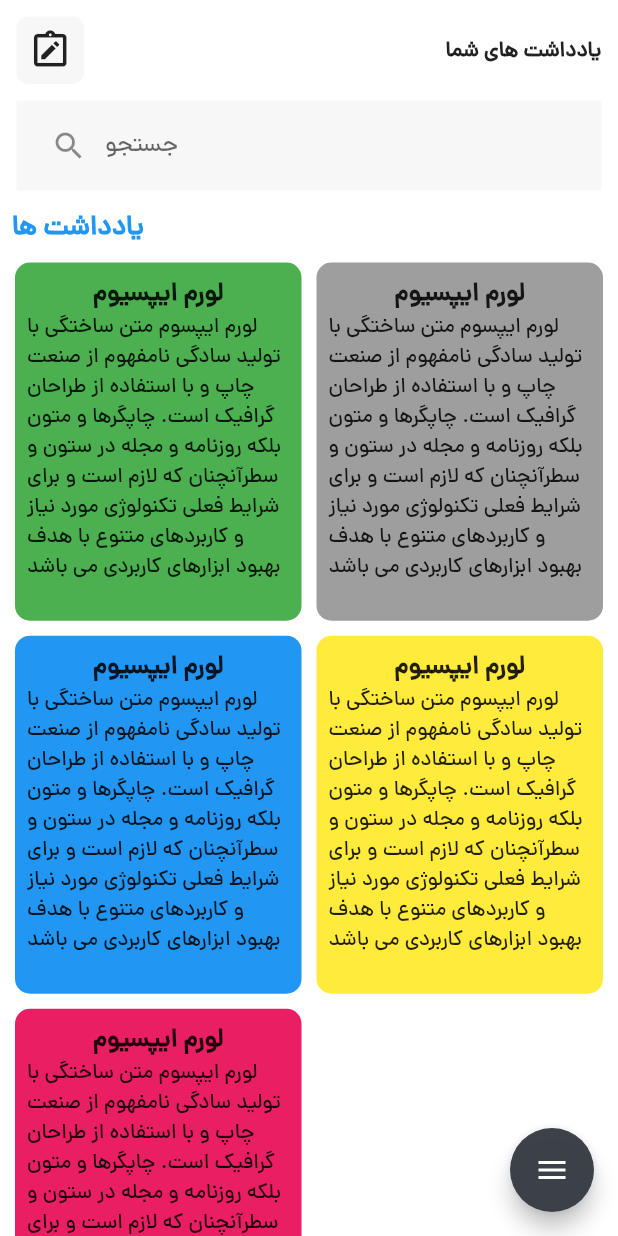
After one commit to YazdanMne/project-ID-Melk, a Flutter app: the HomeScreen screen opened directly, on a phone screen of 412 x 824 dp. The commit adds this screen. Run offline on Flutter 3.47's test engine with Material 2 defaults, Android fonts, the light colour scheme and no system bars; drawn by our look-alikes of flutter_speed_dial; our stand-ins replace flutter_otp_text_field, flutter_rating_stars, flutter_spinkit, fluttertoast, get, group_button and 4 more; missing offline and left inert: currency_textfield, dart:ffi, msh_checkbox, superellipse_shape; project files that could hold a hidden picture were left out.

Commit message:
new update Added NotePad

```diff
--- /dev/null
+++ b/lib/model/list_model.dart
@@ -0,0 +1,46 @@
+import 'package:flutter/material.dart';
+import 'package:flutter/material.dart';
+import 'package:flutter/material.dart';
+
+class Product {
+  final String title, desc;
+  final Color color;
+  Product({
+    required this.title,
+    required this.desc,
+    required this.color,
+  });
+}
+
+List<Product> Products = [
+  Product(
+    title: 'لورم ایپسیوم',
+    desc:
+        'لورم ایپسوم متن ساختگی با تولید سادگی نامفهوم از صنعت چاپ و با استفاده از طراحان گرافیک است. چاپگرها و متون بلکه روزنامه و مجله در ستون و سطرآنچنان که لازم است و برای شرایط فعلی تکنولوژی مورد نیاز و کاربردهای متنوع با هدف بهبود ابزارهای کاربردی می باشد',
+    color: Colors.green,
+  ),
+  Product(
+    title: 'لورم ایپسیوم',
+    desc:
+        'لورم ایپسوم متن ساختگی با تولید سادگی نامفهوم از صنعت چاپ و با استفاده از طراحان گرافیک است. چاپگرها و متون بلکه روزنامه و مجله در ستون و سطرآنچنان که لازم است و برای شرایط فعلی تکنولوژی مورد نیاز و کاربردهای متنوع با هدف بهبود ابزارهای کاربردی می باشد',
+    color: Colors.grey,
+  ),
+  Product(
+    title: 'لورم ایپسیوم',
+    desc:
+        'لورم ایپسوم متن ساختگی با تولید سادگی نامفهوم از صنعت چاپ و با استفاده از طراحان گرافیک است. چاپگرها و متون بلکه روزنامه و مجله در ستون و سطرآنچنان که لازم است و برای شرایط فعلی تکنولوژی مورد نیاز و کاربردهای متنوع با هدف بهبود ابزارهای کاربردی می باشد',
+    color: Colors.blue,
+  ),
+  Product(
+    title: 'لورم ایپسیوم',
+    desc:
+        'لورم ایپسوم متن ساختگی با تولید سادگی نامفهوم از صنعت چاپ و با استفاده از طراحان گرافیک است. چاپگرها و متون بلکه روزنامه و مجله در ستون و سطرآنچنان که لازم است و برای شرایط فعلی تکنولوژی مورد نیاز و کاربردهای متنوع با هدف بهبود ابزارهای کاربردی می باشد',
+    color: Colors.yellow,
+  ),
+  Product(
+    title: 'لورم ایپسیوم',
+    desc:
+        'لورم ایپسوم متن ساختگی با تولید سادگی نامفهوم از صنعت چاپ و با استفاده از طراحان گرافیک است. چاپگرها و متون بلکه روزنامه و مجله در ستون و سطرآنچنان که لازم است و برای شرایط فعلی تکنولوژی مورد نیاز و کاربردهای متنوع با هدف بهبود ابزارهای کاربردی می باشد',
+    color: Colors.pink,
+  ),
+];
--- /dev/null
+++ b/lib/views/components/custom_appbar.dart
@@ -0,0 +1,35 @@
+import 'package:flutter/material.dart';
+
+class CustomAppBar extends StatelessWidget {
+  const CustomAppBar({
+    Key? key,
+  }) : super(key: key);
+
+  @override
+  Widget build(BuildContext context) {
+    return Padding(
+      padding: const EdgeInsets.symmetric(vertical: 11.0, horizontal: 11.0),
+      child: Row(
+        mainAxisAlignment: MainAxisAlignment.spaceBetween,
+        children: [
+          Container(
+            width: 45,
+            height: 45,
+            decoration: BoxDecoration(
+              color: Color(0xffF7F7F7),
+              borderRadius: BorderRadius.circular(8.0),
+            ),
+            child: Icon(
+              Icons.note_alt_outlined,
+              size: 29,
+            ),
+          ),
+          Text(
+            'یادداشت های شما',
+            style: TextStyle(fontFamily: 'dana', fontWeight: FontWeight.bold),
+          ),
+        ],
+      ),
+    );
+  }
+}
--- /dev/null
+++ b/lib/views/components/list_button.dart
@@ -0,0 +1,34 @@
+import 'package:flutter/material.dart';
+
+class LitsButton extends StatelessWidget {
+  LitsButton({
+    Key? key,
+    this.isActive = false,
+    required this.title,
+    required this.press,
+    required String,
+    required style,
+  }) : super(key: key);
+  final String title;
+  final VoidCallback press;
+  bool isActive;
+
+  @override
+  Widget build(BuildContext context) {
+    return Row(
+      children: [
+        TextButton(
+          onPressed: press,
+          child: Text(
+            title,
+            style: TextStyle(
+                fontFamily: 'dana',
+                fontSize: 18,
+                fontWeight:
+                    isActive == true ? FontWeight.bold : FontWeight.normal),
+          ),
+        ),
+      ],
+    );
+  }
+}
--- /dev/null
+++ b/lib/views/components/list_card.dart
@@ -0,0 +1,44 @@
+import 'package:flutter/material.dart';
+import 'package:id_melk_project/model/list_model.dart';
+
+class ListCard extends StatelessWidget {
+  const ListCard({
+    Key? key,
+    required this.product,
+    required this.press,
+  }) : super(key: key);
+
+  final Product product;
+  final VoidCallback press;
+
+  @override
+  Widget build(BuildContext context) {
+    return InkWell(
+      onTap: press,
+      child: Container(
+          padding: const EdgeInsets.all(8.0),
+          decoration: BoxDecoration(
+            color: product.color,
+            borderRadius: BorderRadius.circular(10.0),
+          ),
+          child: Column(
+            children: [
+              Text(
+                product.title,
+                style: const TextStyle(
+                    fontFamily: 'dana',
+                    fontWeight: FontWeight.bold,
+                    fontSize: 17),
+              ),
+              Text(
+                product.desc,
+                style: TextStyle(
+                  fontFamily: 'dana',
+                ),
+                maxLines: 9,
+              ),
+            ],
+          )),
+    );
+  }
+}
--- /dev/null
+++ b/lib/views/components/list_data.dart
@@ -0,0 +1,32 @@
+import 'package:flutter/material.dart';
+import 'package:id_melk_project/model/list_model.dart';
+
+import 'list_card.dart';
+
+class ListData extends StatelessWidget {
+  const ListData({
+    Key? key,
+  }) : super(key: key);
+
+  @override
+  Widget build(BuildContext context) {
+    return Padding(
+      padding: const EdgeInsets.symmetric(horizontal: 10),
+      child: GridView.builder(
+        shrinkWrap: true,
+        physics: ScrollPhysics(),
+        itemCount: Products.length,
+        gridDelegate: const SliverGridDelegateWithFixedCrossAxisCount(
+          crossAxisCount: 2,
+          childAspectRatio: 0.80,
+          crossAxisSpacing: 10.0,
+          mainAxisSpacing: 10.0,
+        ),
+        itemBuilder: (context, index) => ListCard(
+          press: () {},
+          product: Products[index],
+        ),
+      ),
+    );
+  }
+}
--- /dev/null
+++ b/lib/views/components/search_bar.dart
@@ -0,0 +1,35 @@
+import 'package:flutter/material.dart';
+
+class SearchBar extends StatelessWidget {
+  const SearchBar({
+    Key? key,
+  }) : super(key: key);
+
+  @override
+  Widget build(BuildContext context) {
+    return Padding(
+      padding: const EdgeInsets.symmetric(horizontal: 11),
+      child: Container(
+        height: 60,
+        padding: const EdgeInsets.symmetric(horizontal: 11),
+        decoration: const BoxDecoration(
+          color: Color(0xffF7F7F7),
+        ),
+        child: TextFormField(
+          style: TextStyle(fontFamily: 'dana'),
+          decoration: InputDecoration(
+            prefixIcon: Icon(Icons.search),
+            hintText: 'جستجو',
+            hintStyle: TextStyle(fontFamily: 'dana'),
+            enabledBorder: OutlineInputBorder(
+              borderSide: BorderSide.none,
+            ),
+            focusedBorder: OutlineInputBorder(
+              borderSide: BorderSide.none,
+            ),
+          ),
+        ),
+      ),
+    );
+  }
+}
--- a/lib/views/home_page.dart
+++ b/lib/views/home_page.dart
@@ -5,6 +5,7 @@ import 'dart:math';
 import 'package:flutter/material.dart';
 import 'package:flutter_speed_dial/flutter_speed_dial.dart';
 import 'package:get/get.dart';
+import 'package:id_melk_project/views/screen/home_screen.dart';
 import 'package:id_melk_project/views/widgets/bac.buy.dart';
 import 'package:id_melk_project/views/widgets/button.ask.buy.dart';
 import 'package:id_melk_project/views/widgets/button.ask.rent.dart';
@@ -46,8 +47,8 @@ class HomePageMain extends StatelessWidget {
             SpeedDialChild(
               child: Icon(Icons.edit),
               label: 'یادداشت ها',
-              onTap: () => Navigator.push(
-                  context, MaterialPageRoute(builder: (context) => NotePage())),
+              onTap: () => Navigator.push(context,
+                  MaterialPageRoute(builder: (context) => HomeScreen())),
               labelStyle: TextStyle(fontFamily: 'dana'),
               backgroundColor: Color(0xfa6D9886),
               labelBackgroundColor: Colors.white,
--- /dev/null
+++ b/lib/views/screen/add_todo.dart
@@ -0,0 +1,63 @@
+import 'package:flutter/material.dart';
+
+class AddTodo extends StatefulWidget {
+  const AddTodo({super.key});
+
+  @override
+  State<AddTodo> createState() => _AddTodoState();
+}
+
+class _AddTodoState extends State<AddTodo> {
+  @override
+  Widget build(BuildContext context) {
+    return Scaffold(
+      backgroundColor: Colors.white,
+      appBar: AppBar(
+        backgroundColor: Colors.transparent,
+        elevation: 0,
+        iconTheme: const IconThemeData(color: Colors.black),
+        actions: [
+          IconButton(onPressed: () {}, icon: Icon(Icons.delete)),
+          IconButton(
+            onPressed: () {},
+            icon: Icon(Icons.save),
+          ),
+        ],
+      ),
+      body: SafeArea(
+          child: Column(
+        children: [
+          TextFormField(
+            style: TextStyle(fontFamily: 'dana', fontWeight: FontWeight.bold),
+            decoration: InputDecoration(
+              hintText: 'موضوع',
+              hintStyle:
+                  TextStyle(fontFamily: 'dana', fontWeight: FontWeight.bold),
+              enabledBorder: OutlineInputBorder(
+                borderSide: BorderSide.none,
+              ),
+              focusedBorder: OutlineInputBorder(
+                borderSide: BorderSide.none,
+              ),
+            ),
+          ),
+          //description
+          TextFormField(
+            style: TextStyle(fontFamily: 'dana'),
+            keyboardType: TextInputType.text,
+            decoration: InputDecoration(
+              hintText: 'نوشتن',
+              hintStyle: TextStyle(fontFamily: 'dana'),
+              enabledBorder: OutlineInputBorder(
+                borderSide: BorderSide.none,
+              ),
+              focusedBorder: OutlineInputBorder(
+                borderSide: BorderSide.none,
+              ),
+            ),
+          ),
+        ],
+      )),
+    );
+  }
+}
--- /dev/null
+++ b/lib/views/screen/home_screen.dart
@@ -0,0 +1,74 @@
+import 'package:flutter/material.dart';
+import 'package:flutter_speed_dial/flutter_speed_dial.dart';
+import 'package:id_melk_project/model/list_model.dart';
+import 'package:id_melk_project/views/components/custom_appbar.dart';
+import 'package:id_melk_project/views/screen/add_todo.dart';
+
+import '../components/list_button.dart';
+import '../components/list_card.dart';
+import '../components/list_data.dart';
+import '../components/search_bar.dart';
+import '../home_page.dart';
+import '../not.page.dart';
+import '../widgets/quastion.page.dart';
+
+class HomeScreen extends StatefulWidget {
+  const HomeScreen({super.key});
+
+  @override
+  State<HomeScreen> createState() => _HomeScreenState();
+}
+
+class _HomeScreenState extends State<HomeScreen> {
+  @override
+  Widget build(BuildContext context) {
+    return Scaffold(
+      backgroundColor: Colors.white,
+      floatingActionButton: SpeedDial(
+        animatedIcon: AnimatedIcons.menu_close,
+        backgroundColor: Color(0xfa393E46),
+        children: [
+          SpeedDialChild(
+            child: Icon(Icons.add),
+            label: 'افزودن یادداشت',
+            onTap: () => Navigator.push(
+                context, MaterialPageRoute(builder: (context) => AddTodo())),
+            labelStyle: TextStyle(fontFamily: 'dana'),
+            backgroundColor: Color(0xfa6D9886),
+            labelBackgroundColor: Colors.white,
+          ),
+          SpeedDialChild(
+            child: Icon(Icons.home_outlined),
+            label: 'خانه',
+            onTap: () => Navigator.pop(context),
+            labelStyle: TextStyle(fontFamily: 'dana'),
+            backgroundColor: Color(0xfa6D9886),
+            labelBackgroundColor: Colors.white,
+          ),
+          SpeedDialChild(
+            child: Icon(Icons.more_vert_outlined),
+            label: 'بیشتر',
+            labelStyle: TextStyle(fontFamily: 'dana'),
+            backgroundColor: Color(0xfa6D9886),
+            labelBackgroundColor: Colors.white,
+          ),
+        ],
+      ),
+      body: SafeArea(
+          child: ListView(
+        children: [
+          const CustomAppBar(),
+          const SearchBar(),
+          LitsButton(
+            isActive: true,
+            press: () {},
+            title: 'یادداشت ها',
+            String: null,
+            style: TextStyle(fontFamily: 'dana'),
+          ),
+          ListData(),
+        ],
+      )),
+    );
+  }
+}
--- a/pubspec.yaml
+++ b/pubspec.yaml
@@ -51,6 +51,7 @@ dependencies:
   currency_textfield: ^2.0.0
   multi_select_flutter: ^4.1.2
   flutter_rating_stars: ^1.0.3+4
+
 
 
 
```
